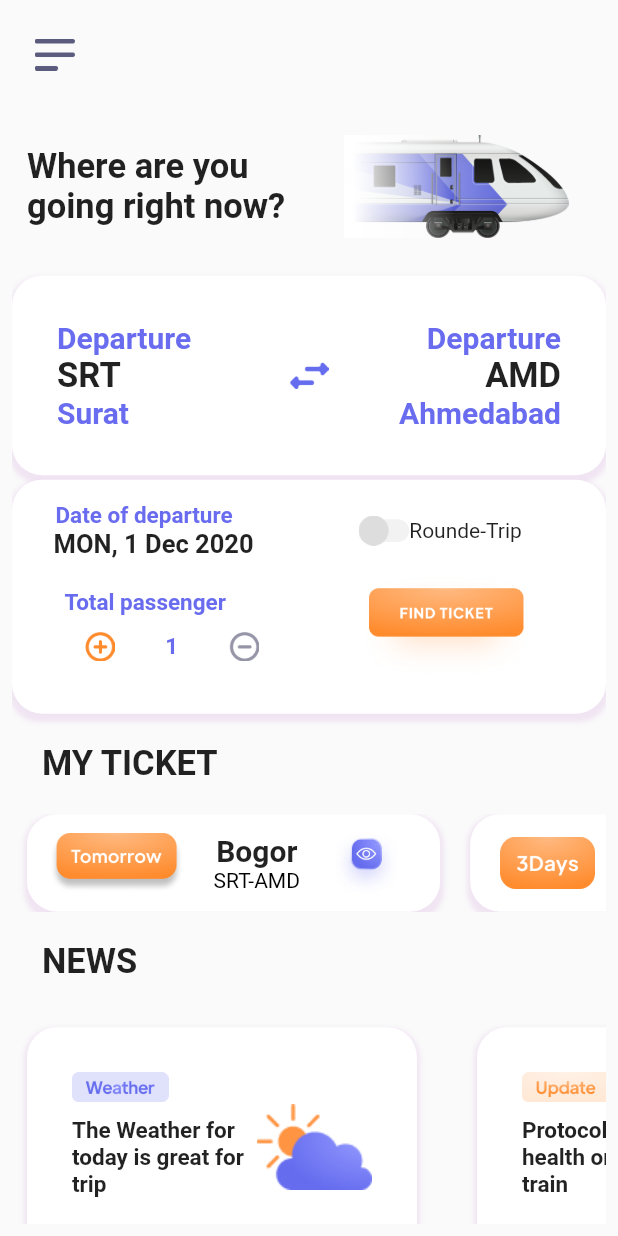
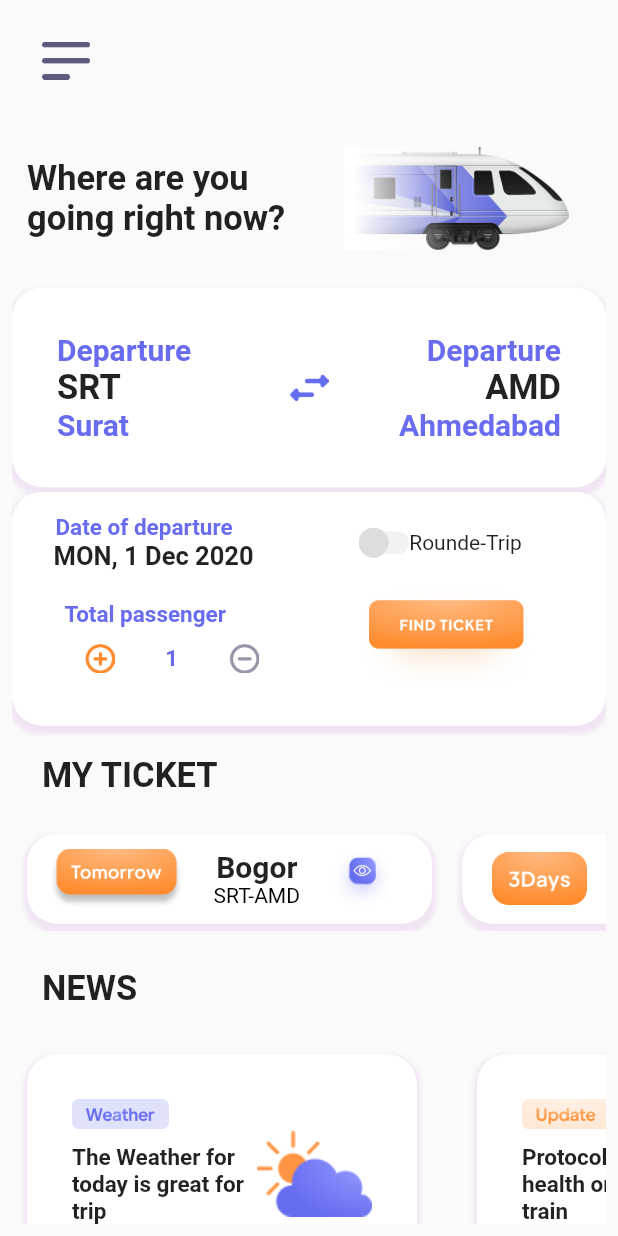
Before and after one commit to princepf/BookYourSheet, a Flutter app: the Tickethome screen opened directly, on a phone screen of 412 x 824 dp. Run offline on Flutter 3.47's test engine with Material 2 defaults, Android fonts, the phone set to English and light mode, and no system bars.

Commit message:
cummit 3/12/2021

```diff
--- a/lib/homepage.dart
+++ b/lib/home_page.dart
@@ -18,15 +18,16 @@ class _TickethomeState extends State<Tickethome> {
           child: SingleChildScrollView(
             child: Column(
               children: [
-                Row(
-                  children: [
-                    Container(
-                      margin: EdgeInsets.all(15),
-                      height: 27,
-                      width: 27,
-                      child: Image.asset("assets/homepage/menu.png"),
-                    ),
-                  ],
+                Container(
+                  padding: EdgeInsets.all(20),
+                  child: Row(
+                    children: [
+                      Image.asset(
+                        "assets/homepage/menu.png",
+                        height: 25,
+                      )
+                    ],
+                  ),
                 ),
                 Padding(
                   padding: const EdgeInsets.all(10),
@@ -305,8 +306,9 @@ class _TickethomeState extends State<Tickethome> {
     );
   }
 
-  myTicketsWidget() => SizedBox(
-        height: 65,
+  myTicketsWidget() => Container(
+        height: 75,
+        padding: EdgeInsets.only(bottom: 5),
         child: ListView(
           scrollDirection: Axis.horizontal,
           children: [
@@ -323,7 +325,7 @@ class _TickethomeState extends State<Tickethome> {
                   ),
                 ],
               ),
-              margin: EdgeInsets.symmetric(horizontal: 10),
+              margin: EdgeInsets.symmetric(horizontal: 10, vertical: 5),
               padding: EdgeInsets.symmetric(horizontal: 15),
               child: Row(
                 mainAxisAlignment: MainAxisAlignment.start,
@@ -379,7 +381,7 @@ class _TickethomeState extends State<Tickethome> {
                   ),
                 ],
               ),
-              margin: EdgeInsets.symmetric(horizontal: 10),
+              margin: EdgeInsets.symmetric(horizontal: 10, vertical: 5),
               padding: EdgeInsets.symmetric(horizontal: 20),
               child: Row(
                 mainAxisAlignment: MainAxisAlignment.start,
--- a/lib/main.dart
+++ b/lib/main.dart
@@ -1,7 +1,7 @@
 import 'package:flutter/material.dart';
 
-import 'homepage.dart';
-import 'ticketlist.dart';
+import 'home_page.dart';
+import 'ticket_list.dart';
 
 void main() {
   runApp(MyApp());
@@ -14,7 +14,7 @@ class MyApp extends StatelessWidget {
   Widget build(BuildContext context) {
     return MaterialApp(
       debugShowCheckedModeBanner: false,
-      home: Ticketlist(),
+      home: Tickethome(),
     );
   }
 }
```
Also changed, not shown: assets/homepage/profile1.jpg (added), lib/ticket_list.dart (renamed from lib/ticketlist.dart), 27 other files.
